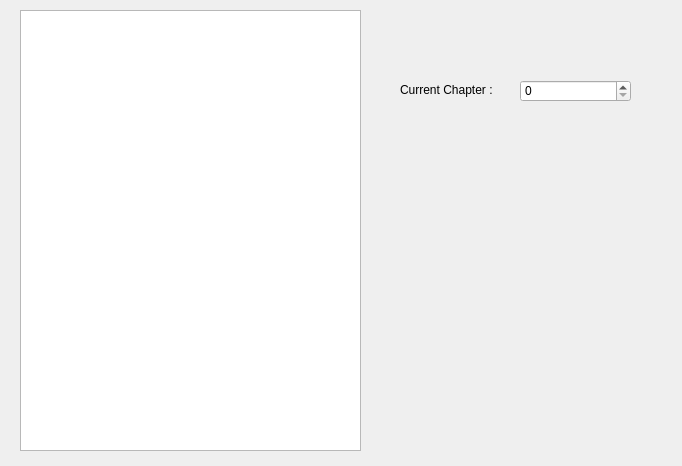
k4ngsj/Project_Remember, file set_chapter.ui: the form before one commit.
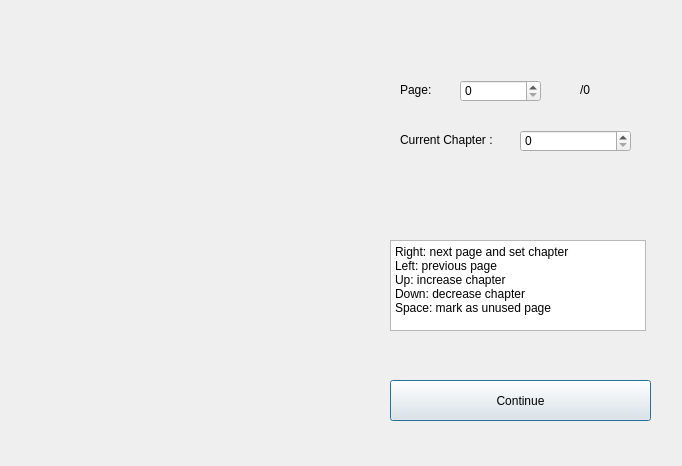
The form after the commit.

Commit message: set chapter complete

```diff
--- a/set_chapter.ui
+++ b/set_chapter.ui
@@ -13,31 +13,53 @@
   <property name="windowTitle">
    <string>Remember_set_chapter</string>
   </property>
-  <widget class="QGraphicsView" name="graphicsView">
+  <widget class="QSpinBox" name="page_spinbox">
+   <property name="geometry">
+    <rect>
+     <x>460</x>
+     <y>80</y>
+     <width>81</width>
+     <height>22</height>
+    </rect>
+   </property>
+   <property name="maximum">
+    <number>9999</number>
+   </property>
+  </widget>
+  <widget class="QLabel" name="page_label">
+   <property name="geometry">
+    <rect>
+     <x>400</x>
+     <y>80</y>
+     <width>51</width>
+     <height>20</height>
+    </rect>
+   </property>
+   <property name="text">
+    <string>Page:</string>
+   </property>
+  </widget>
+  <widget class="QLabel" name="picture_label">
    <property name="geometry">
     <rect>
      <x>20</x>
      <y>10</y>
-     <width>341</width>
+     <width>301</width>
      <height>441</height>
     </rect>
    </property>
-  </widget>
-  <widget class="QSpinBox" name="spinBox">
-   <property name="geometry">
-    <rect>
-     <x>520</x>
-     <y>80</y>
-     <width>111</width>
-     <height>22</height>
-    </rect>
+   <property name="autoFillBackground">
+    <bool>false</bool>
    </property>
+   <property name="text">
+    <string/>
+   </property>
   </widget>
   <widget class="QLabel" name="label">
    <property name="geometry">
     <rect>
      <x>400</x>
-     <y>80</y>
+     <y>130</y>
      <width>101</width>
      <height>20</height>
     </rect>
@@ -46,6 +68,66 @@
     <string>Current Chapter :</string>
    </property>
   </widget>
+  <widget class="QSpinBox" name="current_chapter_spinbox">
+   <property name="geometry">
+    <rect>
+     <x>520</x>
+     <y>130</y>
+     <width>111</width>
+     <height>22</height>
+    </rect>
+   </property>
+   <property name="maximum">
+    <number>9999</number>
+   </property>
+  </widget>
+  <widget class="QLabel" name="page_num_label">
+   <property name="geometry">
+    <rect>
+     <x>580</x>
+     <y>80</y>
+     <width>51</width>
+     <height>20</height>
+    </rect>
+   </property>
+   <property name="text">
+    <string>/0</string>
+   </property>
+  </widget>
+  <widget class="QTextBrowser" name="instruction_textBrowser">
+   <property name="geometry">
+    <rect>
+     <x>390</x>
+     <y>240</y>
+     <width>256</width>
+     <height>91</height>
+    </rect>
+   </property>
+   <property name="html">
+    <string>&lt;!DOCTYPE HTML PUBLIC &quot;-//W3C//DTD HTML 4.0//EN&quot; &quot;http://www.w3.org/TR/REC-html40/strict.dtd&quot;&gt;
+&lt;html&gt;&lt;head&gt;&lt;meta name=&quot;qrichtext&quot; content=&quot;1&quot; /&gt;&lt;style type=&quot;text/css&quot;&gt;
+p, li { white-space: pre-wrap; }
+&lt;/style&gt;&lt;/head&gt;&lt;body style=&quot; font-family:'Gulim'; font-size:9pt; font-weight:400; font-style:normal;&quot;&gt;
+&lt;p style=&quot; margin-top:0px; margin-bottom:0px; margin-left:0px; margin-right:0px; -qt-block-indent:0; text-indent:0px;&quot;&gt;Right: next page and set chapter&lt;/p&gt;
+&lt;p style=&quot; margin-top:0px; margin-bottom:0px; margin-left:0px; margin-right:0px; -qt-block-indent:0; text-indent:0px;&quot;&gt;Left: previous page&lt;/p&gt;
+&lt;p style=&quot; margin-top:0px; margin-bottom:0px; margin-left:0px; margin-right:0px; -qt-block-indent:0; text-indent:0px;&quot;&gt;Up: increase chapter&lt;/p&gt;
+&lt;p style=&quot; margin-top:0px; margin-bottom:0px; margin-left:0px; margin-right:0px; -qt-block-indent:0; text-indent:0px;&quot;&gt;Down: decrease chapter&lt;/p&gt;
+&lt;p style=&quot; margin-top:0px; margin-bottom:0px; margin-left:0px; margin-right:0px; -qt-block-indent:0; text-indent:0px;&quot;&gt;Space: mark as unused page&lt;/p&gt;&lt;/body&gt;&lt;/html&gt;</string>
+   </property>
+  </widget>
+  <widget class="QPushButton" name="continueButton">
+   <property name="geometry">
+    <rect>
+     <x>390</x>
+     <y>380</y>
+     <width>261</width>
+     <height>41</height>
+    </rect>
+   </property>
+   <property name="text">
+    <string>Continue</string>
+   </property>
+  </widget>
  </widget>
  <resources/>
  <connections/>
```
Left out of the diff: 2 changed lines with no effect on the pictures.
